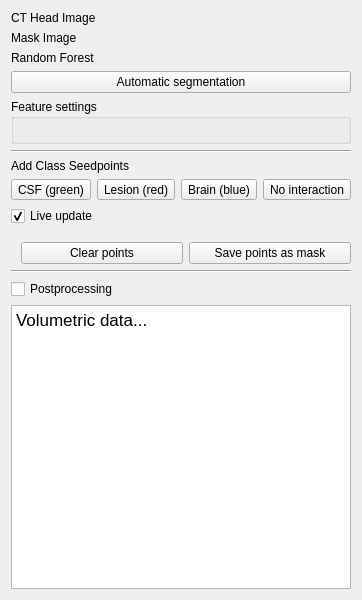
Before: the Qt Designer form Plugins/org.mitk.gui.qt.classificationsegmentation/src/internal/ClassificationSegmentationControls.ui in MITK/MITK, drawn with Qt 5.
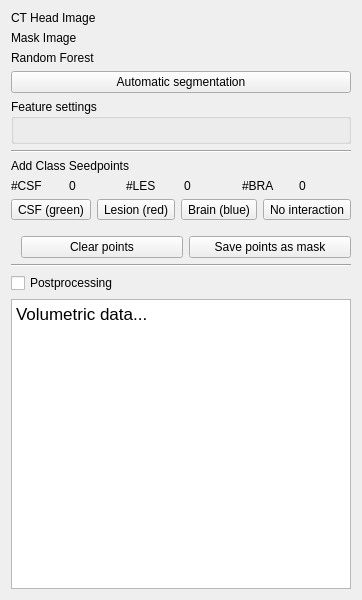
After: the same form once the commit is applied.

Commit message: add post processing

Patch:
```diff
--- a/Plugins/org.mitk.gui.qt.classificationsegmentation/src/internal/ClassificationSegmentationControls.ui
+++ b/Plugins/org.mitk.gui.qt.classificationsegmentation/src/internal/ClassificationSegmentationControls.ui
@@ -88,6 +88,58 @@
        </property>
       </widget>
      </item>
+     <item>
+      <layout class="QHBoxLayout" name="horizontalLayout_3">
+       <property name="topMargin">
+        <number>0</number>
+       </property>
+       <property name="rightMargin">
+        <number>0</number>
+       </property>
+       <item>
+        <widget class="QLabel" name="label_3">
+         <property name="text">
+          <string>#CSF</string>
+         </property>
+        </widget>
+       </item>
+       <item>
+        <widget class="QLabel" name="m_NumCsfPoints">
+         <property name="text">
+          <string>0</string>
+         </property>
+        </widget>
+       </item>
+       <item>
+        <widget class="QLabel" name="label_4">
+         <property name="text">
+          <string>#LES</string>
+         </property>
+        </widget>
+       </item>
+       <item>
+        <widget class="QLabel" name="m_NumLesPoints">
+         <property name="text">
+          <string>0</string>
+         </property>
+        </widget>
+       </item>
+       <item>
+        <widget class="QLabel" name="label_6">
+         <property name="text">
+          <string>#BRA</string>
+         </property>
+        </widget>
+       </item>
+       <item>
+        <widget class="QLabel" name="m_NumBraPoints">
+         <property name="text">
+          <string>0</string>
+         </property>
+        </widget>
+       </item>
+      </layout>
+     </item>
      <item>
       <layout class="QHBoxLayout" name="horizontalLayout_2">
        <item>
@@ -146,16 +198,6 @@
      </item>
     </layout>
    </item>
-   <item>
-    <widget class="QCheckBox" name="m_UseLiveUpdate">
-     <property name="text">
-      <string>Live update</string>
-     </property>
-     <property name="checked">
-      <bool>true</bool>
-     </property>
-    </widget>
-   </item>
    <item>
     <layout class="QHBoxLayout" name="horizontalLayout" stretch="0,0">
      <property name="sizeConstraint">
```
The commit also changes 2 other files.
